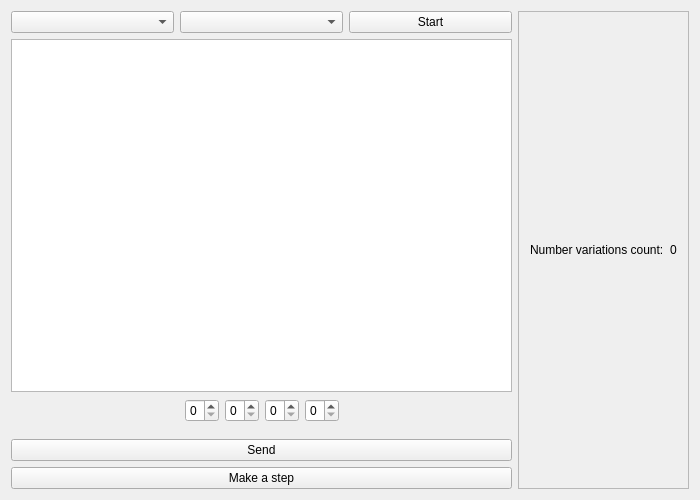
Above: projects/game_view/gui/game_view.ui from Katton1301/BullsAndCows before the change. Below: the same form after it.
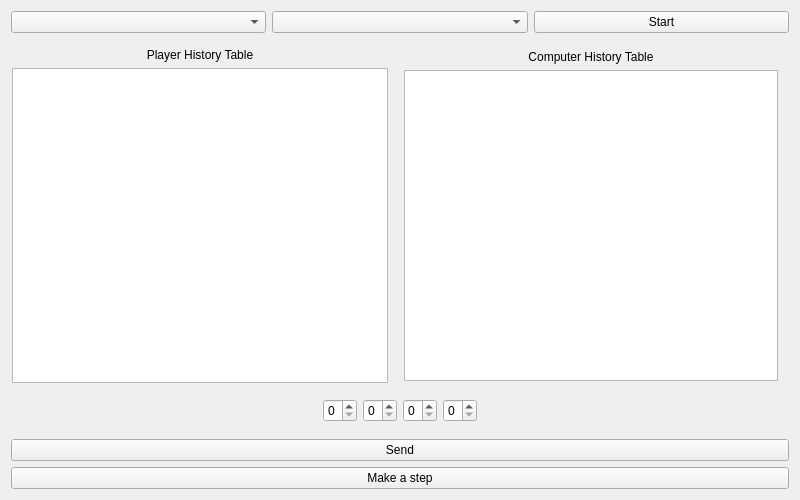
That is the form after the change.

Commit message: game mode Player vs Computer are added + test for standart rules

The edit to the form file:
```diff
--- a/projects/game_view/gui/game_view.ui
+++ b/projects/game_view/gui/game_view.ui
@@ -6,7 +6,7 @@
    <rect>
     <x>0</x>
     <y>0</y>
-    <width>700</width>
+    <width>800</width>
     <height>500</height>
    </rect>
   </property>
@@ -45,11 +45,75 @@
         </layout>
        </item>
        <item>
-        <widget class="QTableWidget" name="historyTable">
-         <attribute name="verticalHeaderVisible">
-          <bool>false</bool>
-         </attribute>
-        </widget>
+        <layout class="QHBoxLayout" name="horizontalLayout">
+         <property name="leftMargin">
+          <number>0</number>
+         </property>
+         <property name="topMargin">
+          <number>0</number>
+         </property>
+         <item>
+          <widget class="QFrame" name="playerHistoryFrame">
+           <layout class="QVBoxLayout" name="verticalLayout_2">
+            <property name="leftMargin">
+             <number>1</number>
+            </property>
+            <property name="topMargin">
+             <number>9</number>
+            </property>
+            <property name="rightMargin">
+             <number>9</number>
+            </property>
+            <property name="bottomMargin">
+             <number>9</number>
+            </property>
+            <item>
+             <widget class="QLabel" name="label">
+              <property name="text">
+               <string>Player History Table</string>
+              </property>
+              <property name="alignment">
+               <set>Qt::AlignCenter</set>
+              </property>
+             </widget>
+            </item>
+            <item>
+             <widget class="QTableWidget" name="historyPlayerTable">
+              <attribute name="verticalHeaderVisible">
+               <bool>false</bool>
+              </attribute>
+             </widget>
+            </item>
+           </layout>
+          </widget>
+         </item>
+         <item>
+          <widget class="QFrame" name="computerHistoryFrame">
+           <layout class="QVBoxLayout" name="verticalLayout_3">
+            <property name="leftMargin">
+             <number>1</number>
+            </property>
+            <item>
+             <widget class="QLabel" name="label_2">
+              <property name="text">
+               <string>Computer History Table</string>
+              </property>
+              <property name="alignment">
+               <set>Qt::AlignCenter</set>
+              </property>
+             </widget>
+            </item>
+            <item>
+             <widget class="QTableWidget" name="historyComputerTable">
+              <attribute name="verticalHeaderVisible">
+               <bool>false</bool>
+              </attribute>
+             </widget>
+            </item>
+           </layout>
+          </widget>
+         </item>
+        </layout>
        </item>
        <item>
         <widget class="QFrame" name="digitsFrame">
@@ -130,39 +194,6 @@
        </item>
       </layout>
      </item>
-     <item>
-      <widget class="QFrame" name="statisticFrame">
-       <property name="frameShape">
-        <enum>QFrame::StyledPanel</enum>
-       </property>
-       <property name="frameShadow">
-        <enum>QFrame::Raised</enum>
-       </property>
-       <layout class="QVBoxLayout" name="verticalLayout_2">
-        <item>
-         <layout class="QHBoxLayout" name="horizontalLayout">
-          <property name="rightMargin">
-           <number>0</number>
-          </property>
-          <item>
-           <widget class="QLabel" name="numberVariationsLabel">
-            <property name="text">
-             <string>Number variations count:</string>
-            </property>
-           </widget>
-          </item>
-          <item>
-           <widget class="QLabel" name="numberVariations">
-            <property name="text">
-             <string>0</string>
-            </property>
-           </widget>
-          </item>
-         </layout>
-        </item>
-       </layout>
-      </widget>
-     </item>
     </layout>
    </item>
   </layout>
```
The commit also changes 14 other files.
